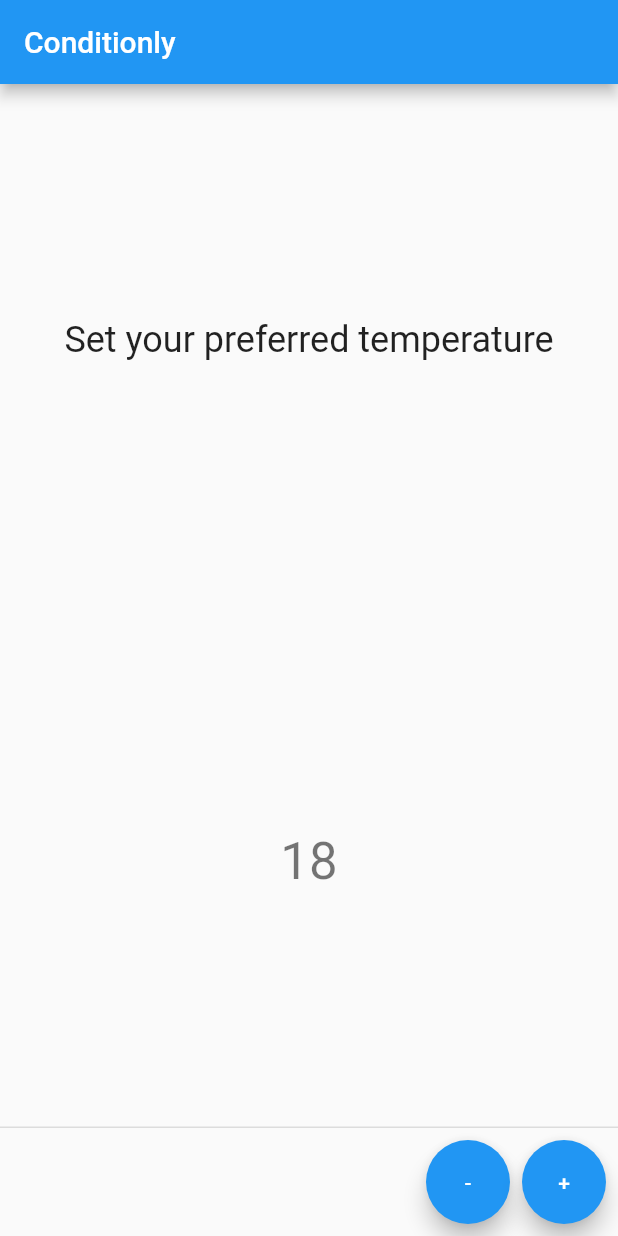
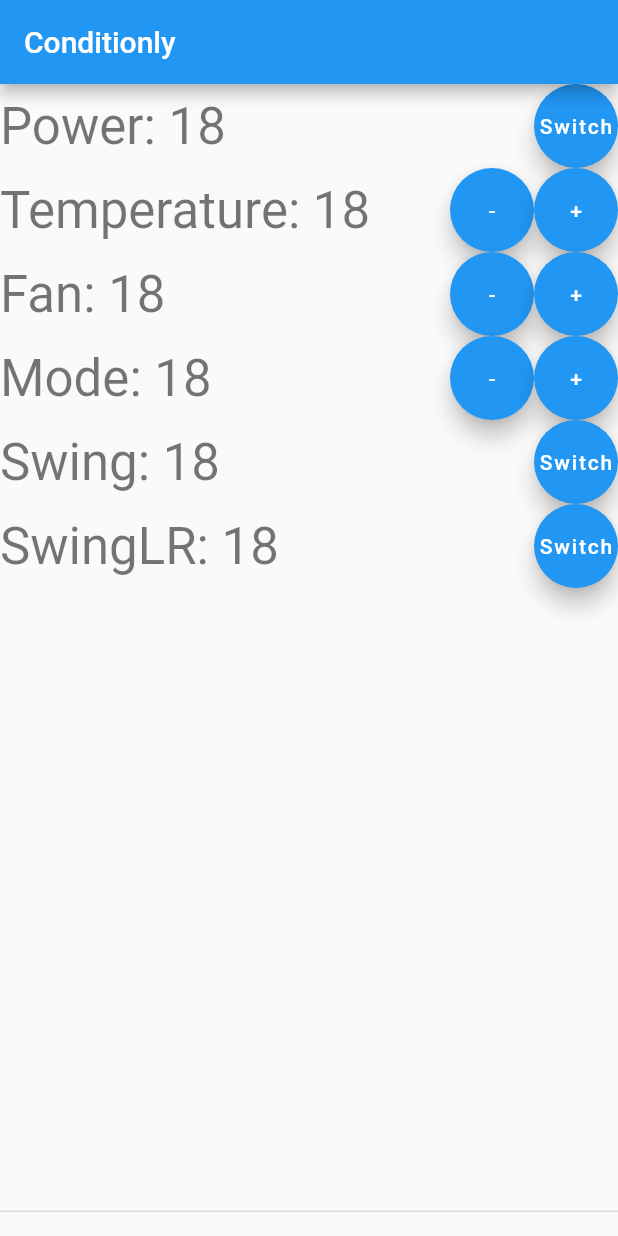
Before and after one commit to alittera/conditionly, a Flutter app: the screen it shows after launch, on a phone screen of 412 x 824 dp. Run offline on Flutter 3.47's test engine with Material 2 defaults, Android fonts, the phone set to English and light mode, and no system bars.

Commit message:
Modifica UI come da specifiche

```diff
--- a/conditionly-app/lib/main.dart
+++ b/conditionly-app/lib/main.dart
@@ -91,10 +91,27 @@ class _MyHomePageState extends State<MyHomePage> {
           // the App.build method, and use it to set our appbar title.
           title: new Text(widget.title),
         ),
-        body: new Center(
-          // Center is a layout widget. It takes a single child and positions it
-          // in the middle of the parent.
-          child: new Column(
+        body: Column(children: <Widget>[
+          new Row(
+            mainAxisAlignment: MainAxisAlignment.spaceBetween,
+            children: <Widget>[
+              new Column(children: <Widget>[
+                new Text(
+                  'Power: $_counter',
+                  style: Theme.of(context).textTheme.display1,
+                  textAlign: TextAlign.left,
+                ),
+              ],),
+              new Row(children: <Widget>[
+                new FloatingActionButton(
+                  onPressed: _decrementCounter,
+                  tooltip: '-1',
+                  child: new Text('Switch'),
+                ),
+              ],),
+            ],
+          ),
+          new Row(
             // Column is also layout widget. It takes a list of children and
             // arranges them vertically. By default, it sizes itself to fit its
             // children horizontally, and tries to be as tall as its parent.
@@ -108,20 +125,16 @@ class _MyHomePageState extends State<MyHomePage> {
             // center the children vertically; the main axis here is the vertical
             // axis because Columns are vertical (the cross axis would be
             // horizontal).
-            mainAxisAlignment: MainAxisAlignment.spaceAround,
+            mainAxisAlignment: MainAxisAlignment.spaceBetween,
             children: <Widget>[
+              new Column(children: <Widget>[
                 new Text(
-                'Set your preferred temperature',
-                style: Theme.of(context).textTheme.headline,
+                  'Temperature: $_counter',
+                   style: Theme.of(context).textTheme.display1,
+                   textAlign: TextAlign.left,
                  ),
-              new Text(
-                '$_counter',
-                style: Theme.of(context).textTheme.display1,
-              ),
-            ],
-          ),
-        ),
-        persistentFooterButtons: [
+              ],),
+              new Row(children: <Widget>[
                 new FloatingActionButton(
                    onPressed: _decrementCounter,
                    tooltip: '-1',
@@ -132,6 +145,98 @@ class _MyHomePageState extends State<MyHomePage> {
                    tooltip: '+1',
                    child: new Text('+'),
                 )
+              ],),
+            ],
+          ),
+          new Row(
+            mainAxisAlignment: MainAxisAlignment.spaceBetween,
+            children: <Widget>[
+              new Column(children: <Widget>[
+                new Text(
+                  'Fan: $_counter',
+                  style: Theme.of(context).textTheme.display1,
+                  textAlign: TextAlign.left,
+                ),
+              ],),
+              new Row(children: <Widget>[
+                new FloatingActionButton(
+                  onPressed: _decrementCounter,
+                  tooltip: '-1',
+                  child: new Text('-'),
+                ),
+                new FloatingActionButton(
+                  onPressed: _incrementCounter,
+                  tooltip: '+1',
+                  child: new Text('+'),
+                )
+              ],),
+            ],
+          ),
+          new Row(
+            mainAxisAlignment: MainAxisAlignment.spaceBetween,
+            children: <Widget>[
+              new Column(children: <Widget>[
+                new Text(
+                  'Mode: $_counter',
+                  style: Theme.of(context).textTheme.display1,
+                  textAlign: TextAlign.left,
+                ),
+              ],),
+              new Row(children: <Widget>[
+                new FloatingActionButton(
+                  onPressed: _decrementCounter,
+                  tooltip: '-1',
+                  child: new Text('-'),
+                ),
+                new FloatingActionButton(
+                  onPressed: _incrementCounter,
+                  tooltip: '+1',
+                  child: new Text('+'),
+                )
+              ],),
+            ],
+          ),
+          new Row(
+            mainAxisAlignment: MainAxisAlignment.spaceBetween,
+            children: <Widget>[
+              new Column(children: <Widget>[
+                new Text(
+                  'Swing: $_counter',
+                  style: Theme.of(context).textTheme.display1,
+                  textAlign: TextAlign.left,
+                ),
+              ],),
+              new Row(children: <Widget>[
+                new FloatingActionButton(
+                  onPressed: _decrementCounter,
+                  tooltip: '-1',
+                  child: new Text('Switch'),
+                ),
+              ],),
+            ],
+          ),
+          new Row(
+            mainAxisAlignment: MainAxisAlignment.spaceBetween,
+            children: <Widget>[
+              new Column(children: <Widget>[
+                new Text(
+                  'SwingLR: $_counter',
+                  style: Theme.of(context).textTheme.display1,
+                  textAlign: TextAlign.left,
+                ),
+              ],),
+              new Row(children: <Widget>[
+                new FloatingActionButton(
+                  onPressed: _decrementCounter,
+                  tooltip: '-1',
+                  child: new Text('Switch'),
+                ),
+              ],),
+            ],
+          ),
+        ],),
+        persistentFooterButtons: [
+
           // This trailing comma makes auto-formatting nicer for build methods.
         ]);
   }
```
Lines whose indentation alone changed are shown as unchanged.
